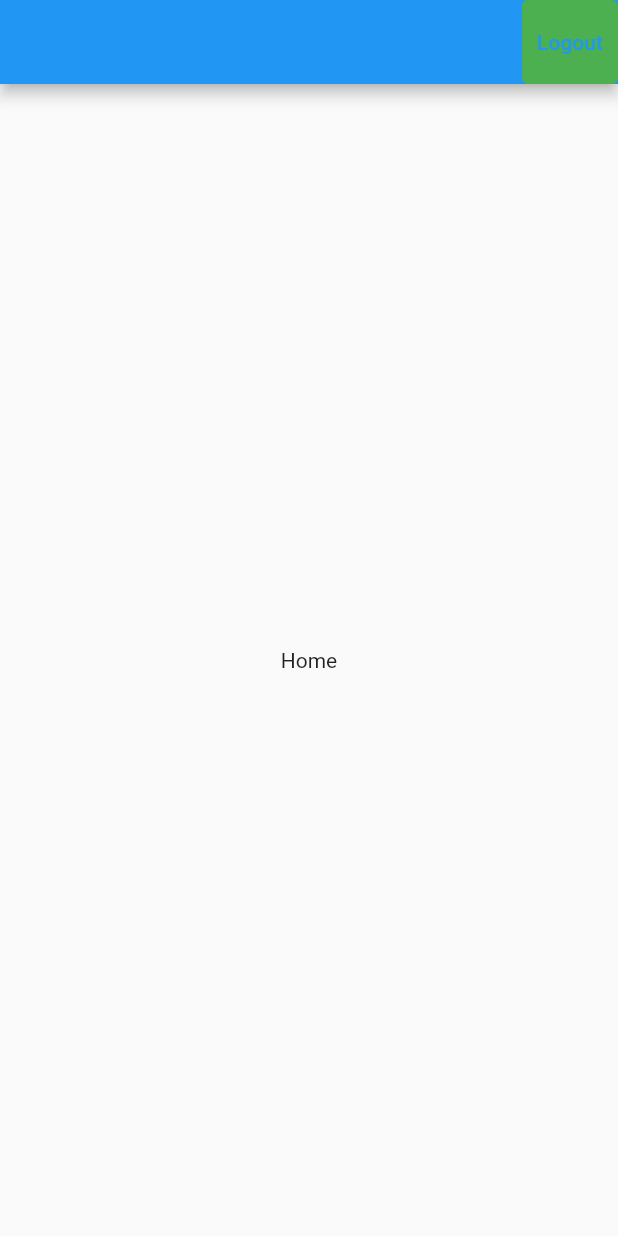
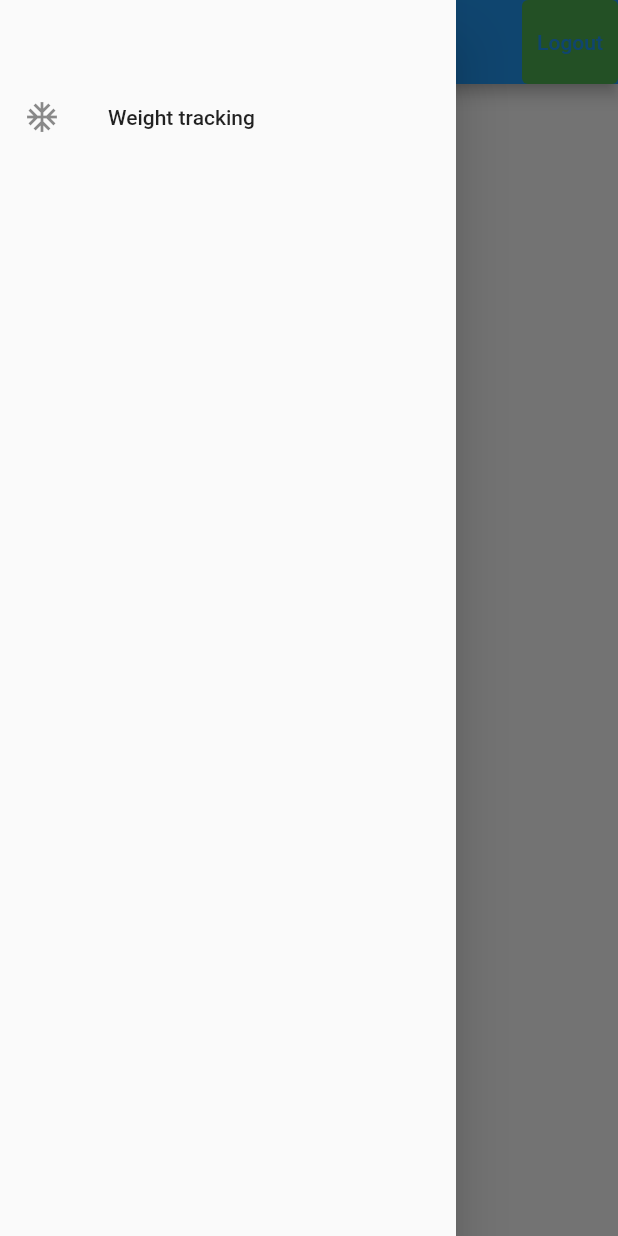
Before and after one commit to jurej1/fit_tip, a Flutter app: the screen it shows once a user with an empty profile is signed in, with the side drawer open (before the commit the screen has no drawer), on a phone screen of 412 x 824 dp. Run offline on Flutter 3.47's test engine with Material 2 defaults, Android fonts, the phone set to English and light mode, and no system bars; our stand-ins replace another_flushbar, bloc, cloud_firestore, equatable, firebase_auth, firebase_core and 2 more; accounts and stored records are empty.

Commit message:
weight tracking page

```diff
--- a/lib/home.dart
+++ b/lib/home.dart
@@ -1,3 +1,4 @@
+import 'package:fit_tip/widgets/app_drawer.dart';
 import 'package:flutter/material.dart';
 import 'package:flutter_bloc/flutter_bloc.dart';
 
@@ -9,6 +10,7 @@ class Home extends StatelessWidget {
   @override
   Widget build(BuildContext context) {
     return Scaffold(
+      drawer: AppDrawer(),
       appBar: AppBar(
         actions: [
           TextButton(
--- a/lib/weight/weight.dart
+++ b/lib/weight/weight.dart
@@ -0,0 +1 @@
+export 'blocs/blocs.dart';
--- /dev/null
+++ b/lib/widgets/app_drawer.dart
@@ -0,0 +1,24 @@
+import 'package:fit_tip/weight/view/weight_history_view.dart';
+import 'package:flutter/material.dart';
+
+class AppDrawer extends StatelessWidget {
+  @override
+  Widget build(BuildContext context) {
+    return Drawer(
+      child: Container(
+        child: Column(
+          children: [
+            const SizedBox(height: 50),
+            ListTile(
+              leading: const Icon(Icons.ac_unit),
+              title: Text('Weight tracking'),
+              onTap: () {
+                Navigator.of(context).pushNamed(WeightHistoryView.routeName);
+              },
+            ),
+          ],
+        ),
+      ),
+    );
+  }
+}
```
Also changed, not shown: lib/app.dart (+11 -0 lines).
